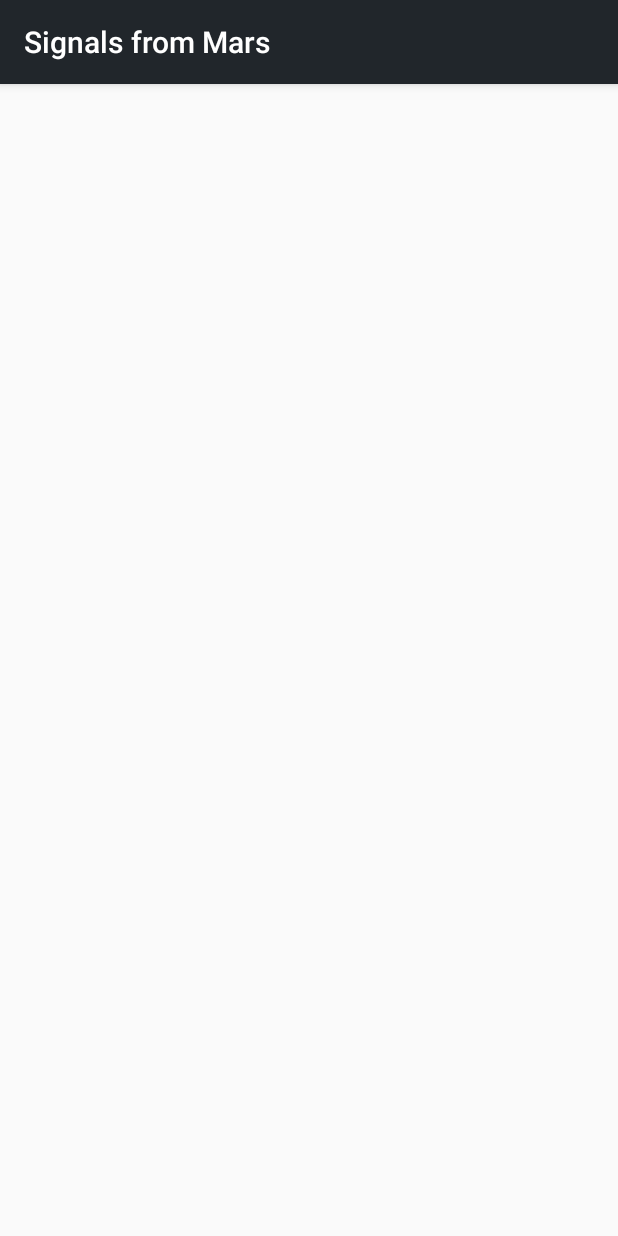
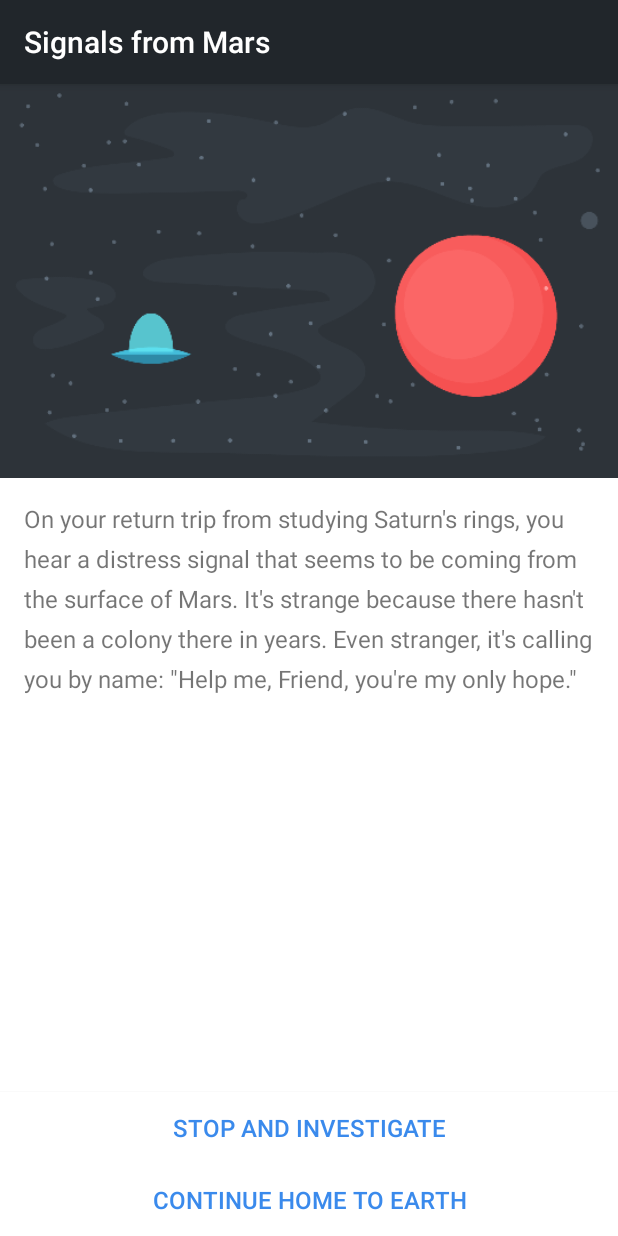
Before and after one commit to heybear64/AndroidInteractiveStory, an Android app: the screen it shows after launch (StoryActivity), after a tap on "START YOUR ADVENTURE", on a phone screen of 412 x 824 dp. Run offline under Robolectric (Android 15) with nearby library versions, the phone set to English and light mode, and no system bars.

Commit message:
Finishing User Interface

```diff
--- a/app/src/main/java/com/heybear64/interactivestory/model/Story.java
+++ b/app/src/main/java/com/heybear64/interactivestory/model/Story.java
@@ -43,4 +43,11 @@ public class Story {
 
 
     }
+
+    public Page getPage(int pageNumber) {
+        if(pageNumber >= pages.length){
+            pageNumber = 0;
+        }
+        return pages[pageNumber];
+    }
 }
--- a/app/src/main/java/com/heybear64/interactivestory/ui/StoryActivity.java
+++ b/app/src/main/java/com/heybear64/interactivestory/ui/StoryActivity.java
@@ -1,27 +1,66 @@
 package com.heybear64.interactivestory.ui;
 
 import android.content.Intent;
+import android.graphics.drawable.Drawable;
+import android.support.v4.content.ContextCompat;
 import android.support.v7.app.AppCompatActivity;
 import android.os.Bundle;
 import android.util.Log;
+import android.widget.Button;
+import android.widget.ImageView;
+import android.widget.TextView;
 
 import com.heybear64.interactivestory.R;
+import com.heybear64.interactivestory.model.Page;
+import com.heybear64.interactivestory.model.Story;
 
 public class StoryActivity extends AppCompatActivity {
 
     public static final String TAG = StoryActivity.class.getSimpleName();
+
+    private String name;
+    private Story story;
+    private ImageView storyImageView;
+    private TextView storyTextView;
+    private Button choice1Button;
+    private Button choice2Button;
 
     @Override
     protected void onCreate(Bundle savedInstanceState) {
         super.onCreate(savedInstanceState);
         setContentView(R.layout.activity_story);
 
+        storyImageView = (ImageView)findViewById(R.id.storyImageView);
+        storyTextView = (TextView)findViewById(R.id.storyTextView);
+        choice1Button = (Button)findViewById(R.id.choice1Button);
+        choice2Button = (Button)findViewById(R.id.choice2Button);
+
         Intent intent = getIntent();
-        String name = intent.getStringExtra(getString(R.string.key_name));
+        name = intent.getStringExtra(getString(R.string.key_name));
         if (name == null || name.isEmpty())
         {
             name = "Friend";
         }
         Log.d(TAG, name);
+
+        story = new Story();
+        loadPage(0);
+
+    }
+
+    private void loadPage(int pageNumber) {
+        Page page = story.getPage(pageNumber);
+
+        Drawable image = ContextCompat.getDrawable(this, page.getImageId());
+        storyImageView.setImageDrawable(image);
+
+        String pageText = getString(page.getTextId());
+        // Add name if the placeholder included.  Won't add if not
+        pageText = String.format(pageText, name);
+        storyTextView.setText(pageText);
+
+        choice1Button.setText(page.getChoice1().getTextId());
+        choice2Button.setText(page.getChoice2().getTextId());
+
     }
 }
--- a/app/src/main/res/layout/activity_main.xml
+++ b/app/src/main/res/layout/activity_main.xml
@@ -29,7 +29,10 @@
         android:layout_marginBottom="0dp"
         android:layout_marginLeft="0dp"
         android:layout_marginRight="0dp"
+        android:background="@android:color/white"
         android:text="@string/start_your_adventure"
+        android:textColor="#3A8AEC"
+        android:textSize="16dp"
         app:layout_constraintBottom_toBottomOf="parent"
         app:layout_constraintLeft_toLeftOf="parent"
         app:layout_constraintRight_toRightOf="parent" />
--- a/app/src/main/res/layout/activity_story.xml
+++ b/app/src/main/res/layout/activity_story.xml
@@ -6,4 +6,72 @@
     android:layout_height="match_parent"
     tools:context="com.heybear64.interactivestory.ui.StoryActivity">
 
+    <Button
+        android:id="@+id/choice2Button"
+        android:layout_width="0dp"
+        android:layout_height="wrap_content"
+        android:background="@android:color/white"
+        android:textColor="#3A8AEC"
+        android:textSize="16sp"
+        app:layout_constraintBottom_toBottomOf="parent"
+        app:layout_constraintLeft_toLeftOf="parent"
+        app:layout_constraintRight_toRightOf="parent"
+        tools:text="@string/page0_choice2" />
+
+    <Button
+        android:id="@+id/choice1Button"
+        android:layout_width="0dp"
+        android:layout_height="wrap_content"
+        android:background="@android:color/white"
+        android:textColor="#3A8AEC"
+        android:textSize="16dp"
+        app:layout_constraintLeft_toLeftOf="parent"
+        app:layout_constraintRight_toRightOf="parent"
+        tools:text="@string/page0_choice1"
+        app:layout_constraintHorizontal_bias="0.0"
+        app:layout_constraintBottom_toTopOf="@+id/choice2Button" />
+
+    <ScrollView
+        android:id="@+id/scrollView"
+        android:layout_width="0dp"
+        android:layout_height="0dp"
+        android:layout_marginBottom="0dp"
+        android:layout_marginLeft="0dp"
+        android:layout_marginRight="0dp"
+        android:layout_marginTop="0dp"
+        android:background="@android:color/white"
+        android:fillViewport="true"
+        app:layout_constraintBottom_toTopOf="@+id/choice1Button"
+        app:layout_constraintLeft_toLeftOf="parent"
+        app:layout_constraintRight_toRightOf="parent"
+        app:layout_constraintTop_toTopOf="parent">
+
+        <LinearLayout
+            android:layout_width="match_parent"
+            android:layout_height="wrap_content"
+            android:orientation="vertical">
+
+            <ImageView
+                android:contentDescription="@string/story_image_content_description"
+                android:id="@+id/storyImageView"
+                android:layout_width="match_parent"
+                android:layout_height="wrap_content"
+                android:adjustViewBounds="true"
+                android:scaleType="fitXY"
+                tools:src="@drawable/page0" />
+
+            <TextView
+                android:id="@+id/storyTextView"
+                android:layout_width="match_parent"
+                android:layout_height="wrap_content"
+                android:layout_marginEnd="16dp"
+                android:layout_marginLeft="16dp"
+                android:layout_marginRight="16dp"
+                android:layout_marginStart="16dp"
+                android:layout_marginTop="16dp"
+                android:lineSpacingExtra="8sp"
+                android:textSize="16sp"
+                tools:text="@string/page0" />
+        </LinearLayout>
+    </ScrollView>
 </android.support.constraint.ConstraintLayout>
--- a/app/src/main/res/values/strings.xml
+++ b/app/src/main/res/values/strings.xml
@@ -29,4 +29,5 @@
     <string name="page5">After a long walk slightly uphill, you end up at the top of a small crater. You look around, and are overjoyed to see your favorite android, %1$s-S1124. It had been lost on a previous mission to Mars! You take it back to your ship and fly back to Earth.</string>
 
     <string name="page6">You arrive home on Earth. While your mission was a success, you forever wonder what was sending that signal. Perhaps a future mission will be able to investigate…</string>
+    <string name="story_image_content_description">Story page image</string>
 </resources>
```
